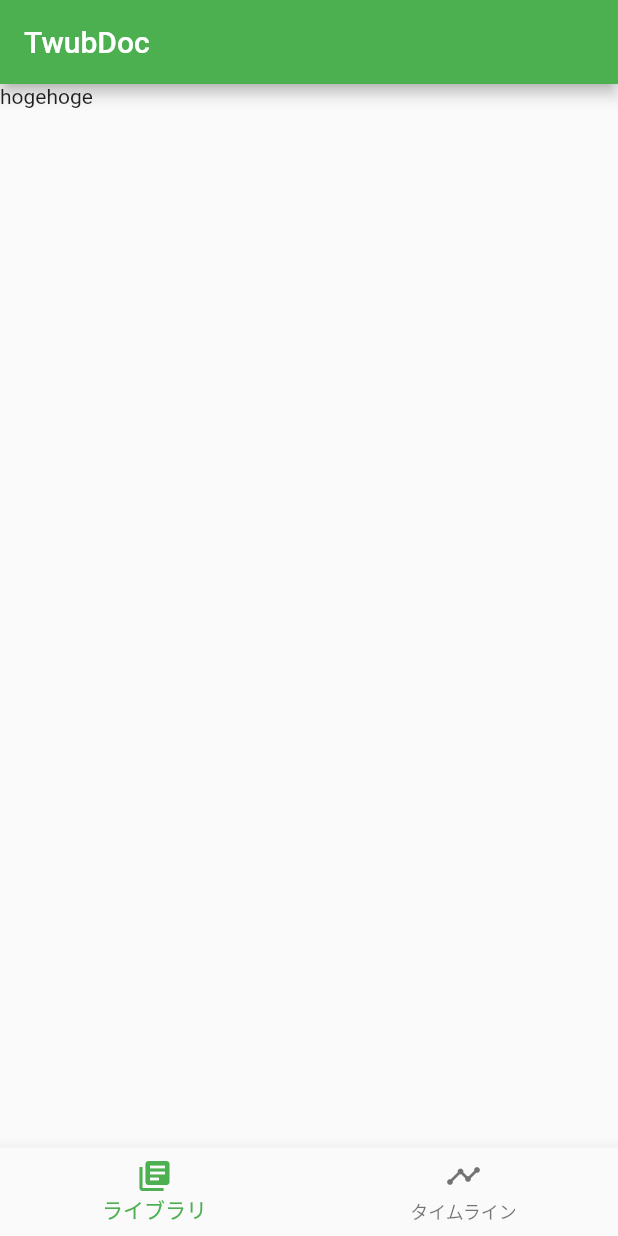
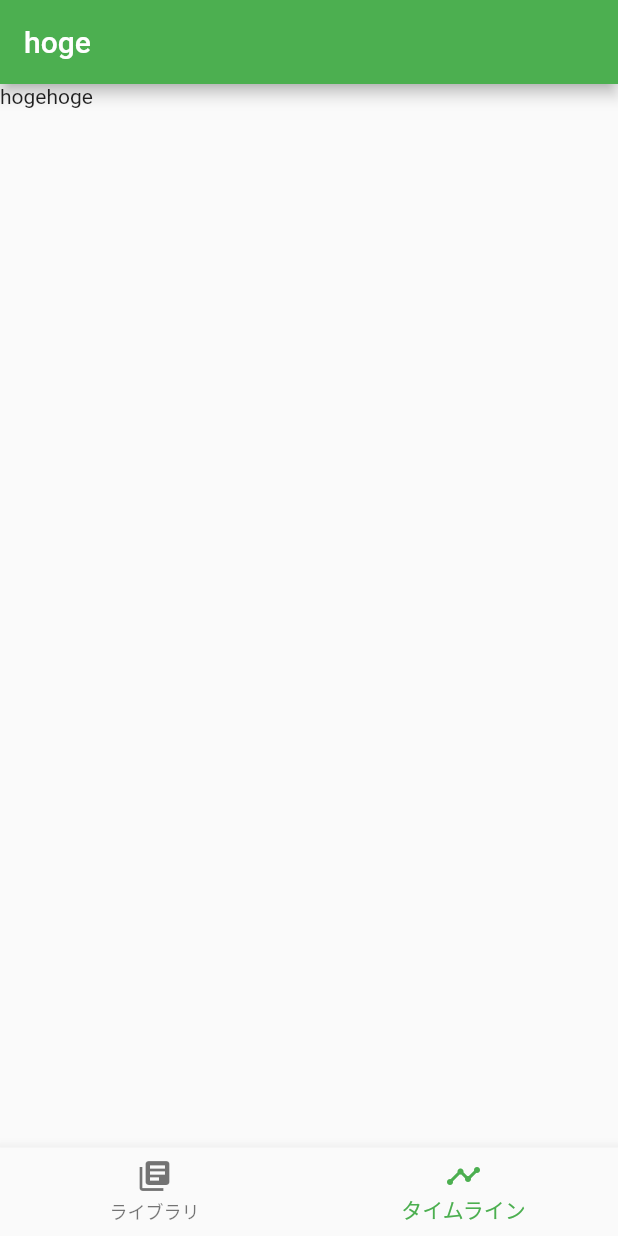
Before and after one commit to rphosoka/twub_doc, a Flutter app: the screen it shows after launch, swiped to page 2, on a phone screen of 412 x 824 dp. Run offline on Flutter 3.47's test engine with Material 2 defaults, Android fonts, the phone set to English and light mode, and no system bars; missing offline and left inert: flare_splash_screen.

Commit message:
WIP:ボトムナビゲーションバーとPageViewの連携（ウィジェットの更新は考慮していない）

```diff
--- a/lib/pages/base_page.dart
+++ b/lib/pages/base_page.dart
@@ -8,23 +8,14 @@ class BasePage extends StatelessWidget {
 
   @override
   Widget build(BuildContext context) {
+    int hoge = 0;
+
     return Scaffold(
-      // TODO: 各ページからタイトルテキストを取得する
-      appBar: AppBar(
-        title: const Text('TwubDoc'),
-      ),
       body: Center(
         child: PageWidget(
           key: _key,
-          pageIndex: 1,
-          child: Column(
-            children: <Widget>[
-              Text('fuga'),
-            ],
-          ),
         ),
       ),
-      bottomNavigationBar: BottomNavigationBarWidget(),
     );
   }
 }
--- a/lib/widgets/page_widget.dart
+++ b/lib/widgets/page_widget.dart
@@ -1,13 +1,8 @@
 import 'package:flutter/material.dart';
 
 class PageWidget extends StatefulWidget {
-  final Widget child;
-  final int pageIndex;
-
   const PageWidget({
     Key key,
-    @required this.child,
-    @required this.pageIndex,
   }) : super(key: key);
 
   PageWidgetState createState() => PageWidgetState();
@@ -15,6 +10,20 @@ class PageWidget extends StatefulWidget {
 
 class PageWidgetState extends State<PageWidget> {
   PageController _pageController;
+  int _pageIndex = 0;
+
+  List<BottomNavigationBarItem> buildBottomNavBarItems() {
+    return [
+      BottomNavigationBarItem(
+        icon: const Icon(Icons.library_books),
+        title: const Text('ライブラリ'),
+      ),
+      BottomNavigationBarItem(
+        icon: const Icon(Icons.timeline),
+        title: const Text('タイムライン'),
+      ),
+    ];
+  }
 
   @override
   void initState() {
@@ -31,19 +40,34 @@ class PageWidgetState extends State<PageWidget> {
   @override
   Widget build(BuildContext context) {
     return Scaffold(
+      appBar: AppBar(
+        title: Text('hoge'),
+      ),
       body: PageView(
         controller: _pageController,
-        children: <Widget>[
-          Text('hoge'),
-          Text('hogehoge')
-        ],
+        children: <Widget>[Text('hoge'), Text('hogehoge')],
+        onPageChanged: (index) {
+          pageChanged(index);
+        },
+      ),
+      bottomNavigationBar: BottomNavigationBar(
+        onTap: _onTabTapped,
+        currentIndex: _pageIndex,
+        items: buildBottomNavBarItems(),
       ),
     );
   }
 
-  void changePage(int pageIndex) {
+  void pageChanged(int index) {
     setState(() {
-      _pageController.animateToPage(pageIndex, duration: null, curve: null);
+      _pageIndex = index;
+    });
+  }
+
+  void _onTabTapped(int index) {
+    setState(() {
+      _pageIndex = index;
+      _pageController.animateToPage(index, duration: Duration(milliseconds: 500), curve: Curves.ease);
     });
   }
 }
```
